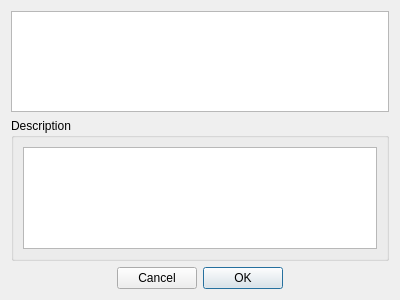
Qt form gudpy/gui/widgets/ui_files/configsDialog.ui (disorderedmaterials/GudPy) before a commit.
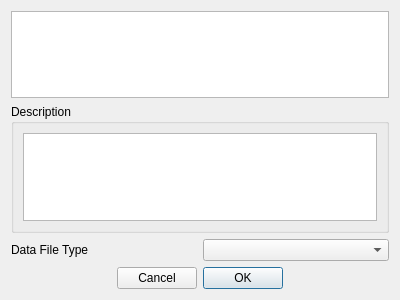
The same form after that commit.

Commit message: Users can set data file type when making a new file

Patch:
```diff
--- a/gudpy/gui/widgets/ui_files/configsDialog.ui
+++ b/gudpy/gui/widgets/ui_files/configsDialog.ui
@@ -37,6 +37,51 @@
      </layout>
     </widget>
    </item>
+   
+    <item>
+   <layout class="QHBoxLayout" name="horizontalLayout_configs">
+
+    <item>
+    <widget class="QLabel" name="dataFileTypeLabel">
+    <property name="sizePolicy">
+    <sizepolicy hsizetype="Minimum" vsizetype="Preferred">
+        <horstretch>0</horstretch>
+        <verstretch>0</verstretch>
+    </sizepolicy>
+    </property>
+    <property name="minimumSize">
+    <size>
+        <width>0</width>
+        <height>0</height>
+    </size>
+    </property>
+    <property name="text">
+    <string>Data File Type</string>
+    </property>
+    </widget>
+    </item>
+
+   <item>
+   <widget class="QComboBox" name="dataFileTypeCombo">
+    <property name="sizePolicy">
+    <sizepolicy hsizetype="Preferred" vsizetype="Preferred">
+        <horstretch>0</horstretch>
+        <verstretch>0</verstretch>
+    </sizepolicy>
+    </property>
+    <property name="minimumSize">
+    <size>
+        <width>0</width>
+        <height>0</height>
+    </size>
+    </property>
+    </widget>
+   </item>
+
+   </layout>
+    </item>
+
+
    <item>
     <widget class="QDialogButtonBox" name="buttonBox">
      <property name="layoutDirection">
```
The commit also changes 3 other files.
